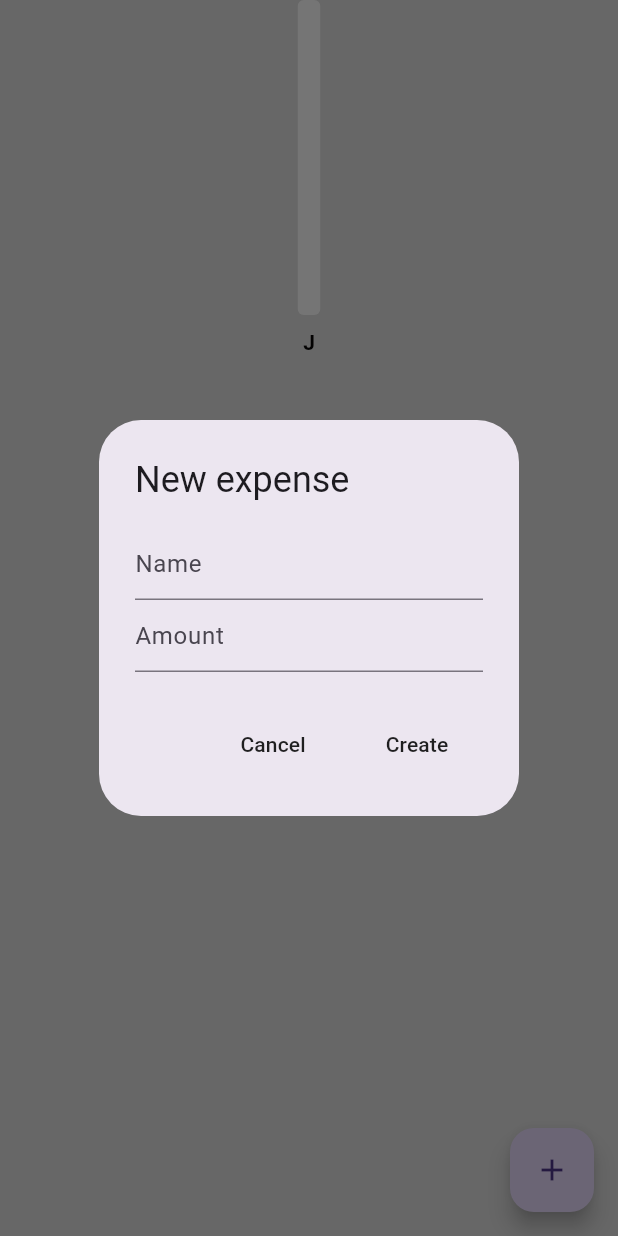
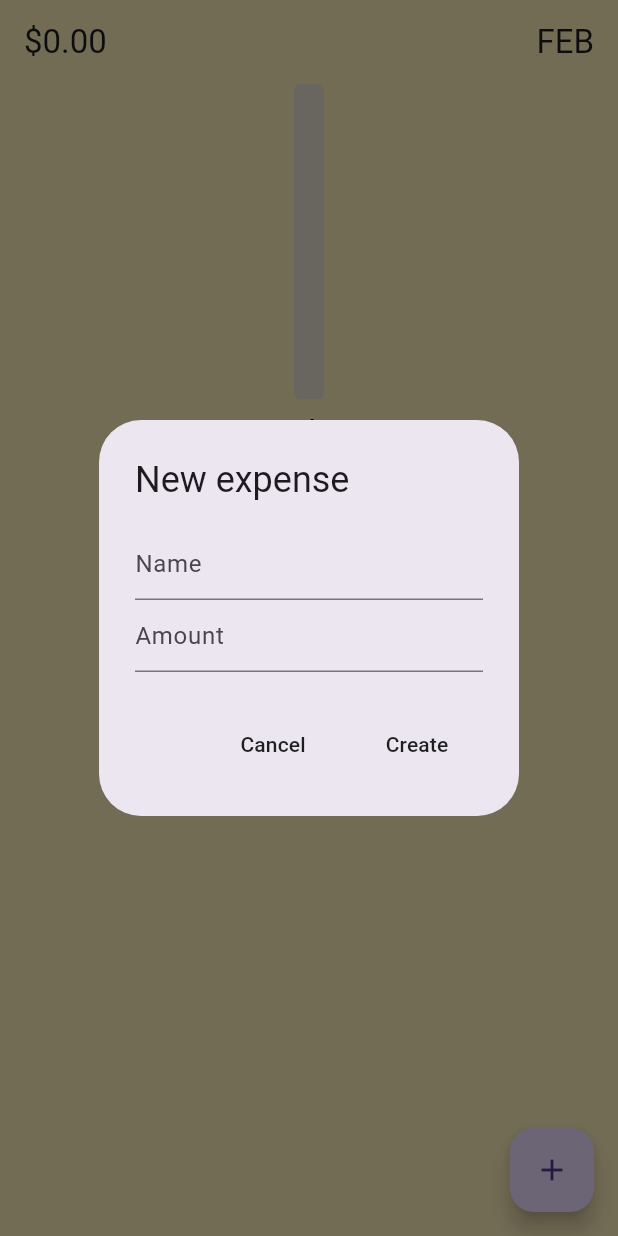
Before and after one commit to LATEEF-hub/mitch-classes, a Flutter app: the screen it shows after launch, after a tap on the "add" icon, on a phone screen of 412 x 824 dp. Run offline on Flutter 3.47's test engine with Material 3 defaults, Android fonts, the phone set to English and light mode, and no system bars; drawn by our look-alikes of fl_chart; our stand-ins replace flutter_slidable, isar; accounts and stored records are empty; generated files the repository leaves out were written again.

Commit message:
add helper function to display month & amount on appbar

```diff
--- a/expense-tracker/expense_tracker_self/lib/bar graph/bar_graph.dart
+++ b/expense-tracker/expense_tracker_self/lib/bar graph/bar_graph.dart
@@ -31,6 +31,18 @@ class _MyBarGraphState extends State<MyBarGraph> {
     );
   }
 
+  //calculate max for upper limit of graph
+  double calculateMax() {
+    double max = 500;
+    //get the month with the highest amount
+    widget.monthlySummary.sort();
+    max = widget.monthlySummary.last * 1.05;
+    if (max < 500) {
+      return 500;
+    }
+    return max;
+  }
+
   @override
   Widget build(BuildContext context) {
     initializeBarData();
@@ -40,18 +52,23 @@ class _MyBarGraphState extends State<MyBarGraph> {
 
     return SingleChildScrollView(
       scrollDirection: Axis.horizontal,
+      child: Padding(
+        padding: const EdgeInsets.symmetric(horizontal: 25.0),
         child: SizedBox(
-        width: barWidth * barData.length + spaceBtwBars * (barData.length - 1),
+          width:
+              barWidth * barData.length + spaceBtwBars * (barData.length - 1),
           child: BarChart(
             BarChartData(
               minY: 0,
-            maxY: 500,
+              maxY: calculateMax(),
               gridData: const FlGridData(show: false),
               borderData: FlBorderData(show: false),
               titlesData: const FlTitlesData(
                 show: true,
-              topTitles: AxisTitles(sideTitles: SideTitles(showTitles: false)),
-              leftTitles: AxisTitles(sideTitles: SideTitles(showTitles: false)),
+                topTitles:
+                    AxisTitles(sideTitles: SideTitles(showTitles: false)),
+                leftTitles:
+                    AxisTitles(sideTitles: SideTitles(showTitles: false)),
                 rightTitles:
                     AxisTitles(sideTitles: SideTitles(showTitles: false)),
                 bottomTitles: AxisTitles(
@@ -69,19 +86,22 @@ class _MyBarGraphState extends State<MyBarGraph> {
                       barRods: [
                         BarChartRodData(
                           toY: data.y,
-                        width: 15,
+                          width: barWidth,
                           borderRadius: BorderRadius.circular(4),
-                        color: Color.fromARGB(255, 62, 254, 4),
+                          color: const Color(0xafa080808),
                           backDrawRodData: BackgroundBarChartRodData(
                             show: true,
-                          toY: 500,
-                          color: Colors.white,
+                            toY: calculateMax(),
+                            color: const Color(0x9afdadada),
                           ),
                         ),
                       ],
                     ),
                   )
                   .toList(),
+              alignment: BarChartAlignment.center,
+              groupsSpace: spaceBtwBars,
+            ),
           ),
         ),
       ),
--- a/expense-tracker/expense_tracker_self/lib/database/expense_database.dart
+++ b/expense-tracker/expense_tracker_self/lib/database/expense_database.dart
@@ -1,3 +1,5 @@
+import 'dart:async';
+
 import 'package:expense_tracker_self/models/expense.dart';
 import 'package:flutter/material.dart';
 import 'package:isar/isar.dart';
@@ -98,6 +100,26 @@ class ExpenseDatabase extends ChangeNotifier {
     return monthlyTotals;
   }
 
+  //Calculate current month total
+  Future<double> calculateCurrentMonthTotal() async {
+    //ensure expense are read from rd first
+    await readExpenses();
+    //get current and year
+    int currentMonth = DateTime.now().month;
+    int currentYear = DateTime.now().year;
+    // firlst the ex to include only this for this mon this yea
+    List<Expense> currentMonthExpenses = _allExpenses.where((expense) {
+      return expense.dateTime.month == currentMonth &&
+          expense.dateTime.year == currentYear;
+    }).toList();
+
+    //cal total amount for the current month
+    double totalForThisMonth =
+        currentMonthExpenses.fold(0, (sum, expense) => sum + expense.amount);
+
+    return totalForThisMonth;
+  }
+
   // Get start month'
   int getStartMonth() {
     if (_allExpenses.isEmpty) {
--- a/expense-tracker/expense_tracker_self/lib/helper/helper_functions.dart
+++ b/expense-tracker/expense_tracker_self/lib/helper/helper_functions.dart
@@ -24,3 +24,23 @@ int calculateMonthCount(int startYear, startMonth, currentYear, currentMonth) {
       (currentYear - startYear) * 12 + currentMonth - startMonth + 1;
   return monthCount;
 }
+
+String getCurrentMonthName() {
+  DateTime now = DateTime.now();
+  List<String> months = [
+    "JAN",
+    "FEB",
+    "MAR",
+    "APR",
+    "MAY",
+    "JUN",
+    "JUL",
+    "AUG",
+    "SEP",
+    "SEP",
+    "OCT",
+    "NOV",
+    "DEC",
+  ];
+  return months[now.month - 1];
+}
--- a/expense-tracker/expense_tracker_self/lib/pages/home_page.dart
+++ b/expense-tracker/expense_tracker_self/lib/pages/home_page.dart
@@ -22,8 +22,9 @@ class _HomePageState extends State<HomePage> {
   TextEditingController nameController = TextEditingController();
   TextEditingController amountController = TextEditingController();
 
-  //futures to lead graph data
+  //futures to lead graph data & monthly totals
   Future<Map<int, double>>? _monthlyTotalsFuture;
+  Future<double>? _calculateCurrentMonthTotal;
 
   // to read the expenses from DB we need a provider
   @override
@@ -32,15 +33,18 @@ class _HomePageState extends State<HomePage> {
     Provider.of<ExpenseDatabase>(context, listen: false).readExpenses();
 
     // load futures;
-    refreshGraphData();
+    refreshData();
 
     super.initState();
   }
 
-  //refresh graph data
-  void refreshGraphData() {
+  //refresh data
+  void refreshData() {
     _monthlyTotalsFuture = Provider.of<ExpenseDatabase>(context, listen: false)
         .calculateMonthlyTotals();
+    _calculateCurrentMonthTotal =
+        Provider.of<ExpenseDatabase>(context, listen: false)
+            .calculateCurrentMonthTotal();
   }
 
   // open new expense box
@@ -143,13 +147,40 @@ class _HomePageState extends State<HomePage> {
         int monthCount = calculateMonthCount(
             startYear, startMonth, currentYear, currentMonth);
         //only display the expenses for the current month
+        List<Expense> currentMonthEx = value.allExpense.where((expense) {
+          return expense.dateTime.year == currentYear &&
+              expense.dateTime.month == currentMonth;
+        }).toList();
 
         //return UI
         return Scaffold(
-          backgroundColor: Colors.grey.shade300,
+          backgroundColor: const Color(0x9AFF6E199),
           floatingActionButton: FloatingActionButton(
             onPressed: openNewExpenseBox,
             child: const Icon(Icons.add),
+          ),
+          appBar: AppBar(
+            backgroundColor: Colors.transparent,
+            title: FutureBuilder(
+              future: _calculateCurrentMonthTotal,
+              builder: (context, snapshot) {
+                if (snapshot.connectionState == ConnectionState.done) {
+                  return Row(
+                    mainAxisAlignment: MainAxisAlignment.spaceBetween,
+                    children: [
+                      //amount title
+                      Text('\$${snapshot.data!.toStringAsFixed(2)}'),
+                      // amount name
+                      Text(getCurrentMonthName())
+                    ],
+                  );
+                }
+                //loading
+                else {
+                  return Text("Loading...");
+                }
+              },
+            ),
           ),
           body: SafeArea(
             child: Column(
@@ -186,10 +217,13 @@ class _HomePageState extends State<HomePage> {
                 //Expense LIST UI
                 Expanded(
                   child: ListView.builder(
-                    itemCount: value.allExpense.length,
+                    itemCount: currentMonthEx.length,
                     itemBuilder: (context, index) {
+                      //reverse the list to start from latest* then pass it IE
+                      int reversedIndex = currentMonthEx.length - 1 - index;
+
                       //get individual expense
-                      Expense individualExpense = value.allExpense[index];
+                      Expense individualExpense = currentMonthEx[reversedIndex];
                       //return list tile UI
                       return MyListTile(
                         title: individualExpense.name,
@@ -242,7 +276,7 @@ class _HomePageState extends State<HomePage> {
           //save to db
           await context.read<ExpenseDatabase>().createNewExpense(newExpense);
           // refresh the graph
-          refreshGraphData();
+          refreshData();
 
           //clear controllers
           amountController.clear();
@@ -281,7 +315,7 @@ class _HomePageState extends State<HomePage> {
               .read<ExpenseDatabase>()
               .updateExpense(existingId, updatedExpense);
           // refresh the graph
-          refreshGraphData();
+          refreshData();
         }
       },
       child: const Text('Save'),
@@ -297,7 +331,7 @@ class _HomePageState extends State<HomePage> {
         // delete expense from db
         await context.read<ExpenseDatabase>().deleteExpense(id);
         //refresh the graph
-        refreshGraphData();
+        refreshData();
       },
       child: const Text('Delete'),
     );
```
Lines whose indentation alone changed are shown as unchanged.
